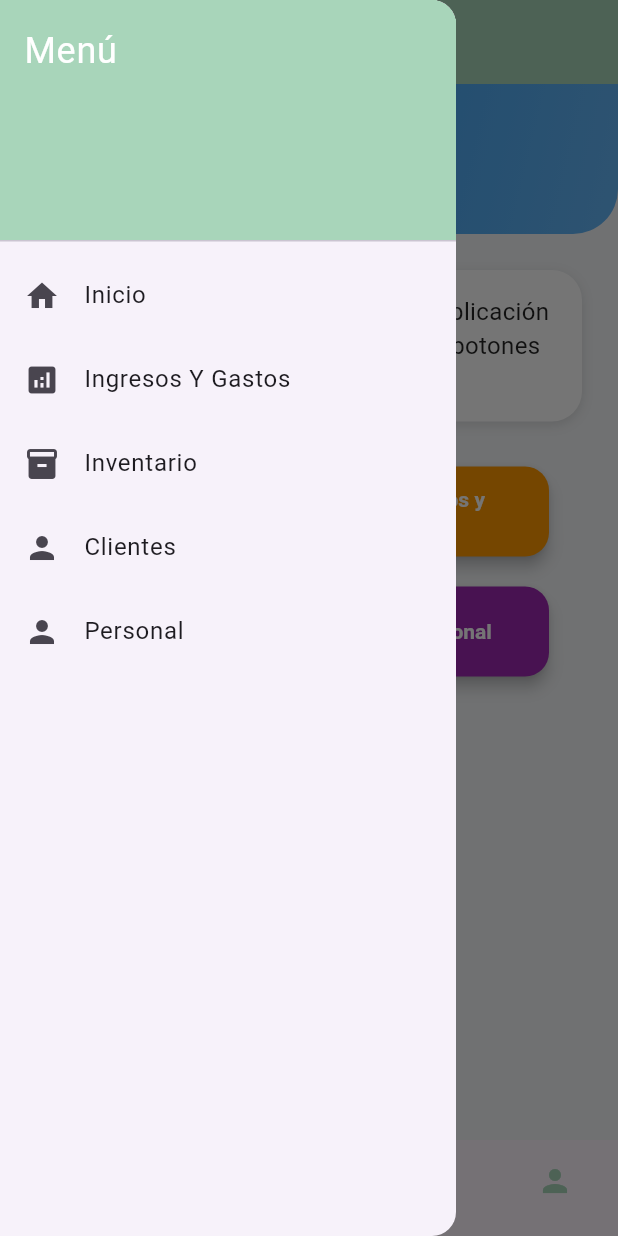
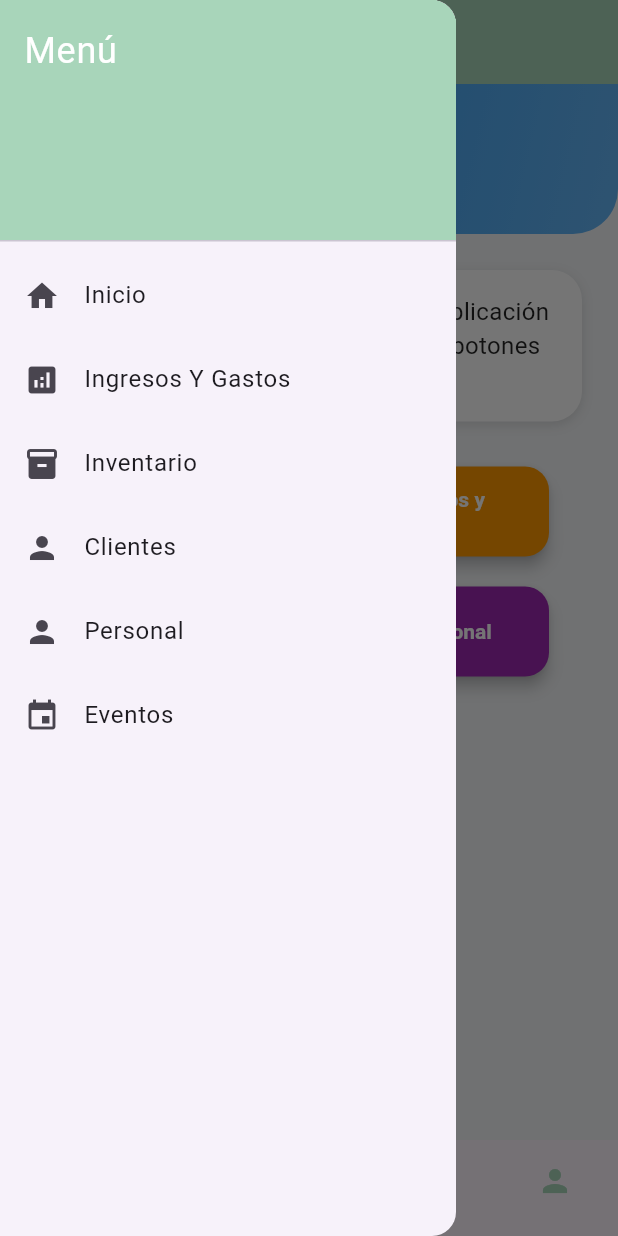
Before and after one commit to Javier-Rivera2311/Eventos_cari_tipe3, a Flutter app: the screen it shows after launch, with the side drawer open, on a phone screen of 412 x 824 dp. Run offline on Flutter 3.47's test engine with Material 3 defaults, Android fonts, the phone set to English and light mode, and no system bars; drawn by our look-alikes of google_nav_bar; our stand-ins replace fl_chart.

Commit message:
modificacion: acceso a vista eventos en el menu desplegable

```diff
--- a/lib/screens/navigate.dart
+++ b/lib/screens/navigate.dart
@@ -4,6 +4,7 @@ import 'screen_3.dart';
 import 'screen_4.dart';
 import 'IngresosYGastos.dart';
 import 'inventory.dart';
+import 'eventos.dart';
 import 'package:google_nav_bar/google_nav_bar.dart';
 
 class HomePage extends StatefulWidget {
@@ -23,6 +24,7 @@ class _HomePageState extends State<HomePage> {
     const InventoryScreen(),
     const Screen3(), // Llama la vista Screen3
     const Screen4(), // Llama la vista Screen4
+    const EventosScreen(),
   ];
 
   final colors = [
@@ -30,7 +32,9 @@ class _HomePageState extends State<HomePage> {
     Color(0xFF69B4A1),
     Color(0xFFA4D679),
     Color(0xFF3A7F54),
+    Color(0xFF3A7F54),
     Color(0xFF3A7F54)
+
   ];
 
   @override
@@ -95,6 +99,14 @@ class _HomePageState extends State<HomePage> {
                 Navigator.pop(context); // Cierra el drawer
               },
             ),
+            ListTile(
+              leading: const Icon(Icons.event),
+              title: const Text('Eventos'),
+              onTap: () {
+                setState(() => _currentIndex = 5);
+                Navigator.pop(context); // Cierra el drawer
+              },
+            ),
           ],
         ),
       ),
```
Also changed, not shown: pubspec.lock, 1 other file.
